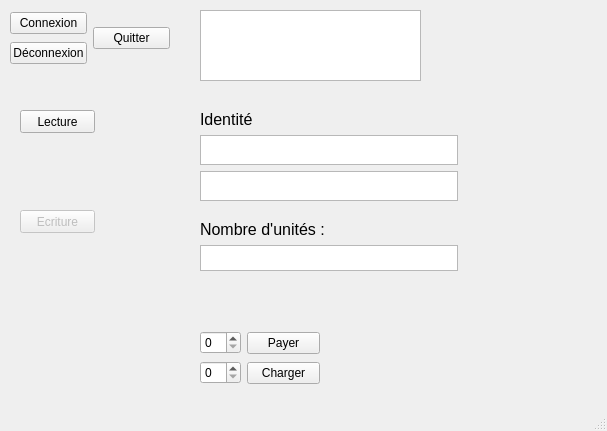
The window that TP_Com_Odalid/mainwindow.ui (Corentin-Fauchart/TP-ComSansFil) describes before a commit, drawn with Qt 5.
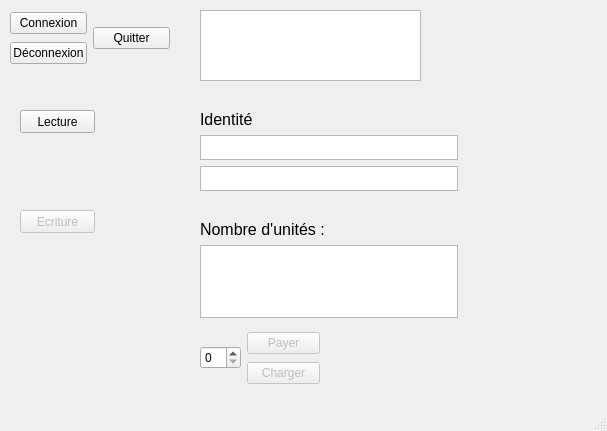
The same window after the commit.

```diff
--- a/TP_Com_Odalid/mainwindow.ui
+++ b/TP_Com_Odalid/mainwindow.ui
@@ -56,13 +56,13 @@
      <string>Lecture</string>
     </property>
    </widget>
-   <widget class="QWidget" name="">
+   <widget class="QWidget" name="layoutWidget">
     <property name="geometry">
      <rect>
       <x>200</x>
       <y>110</y>
       <width>258</width>
-      <height>91</height>
+      <height>81</height>
      </rect>
     </property>
     <layout class="QVBoxLayout" name="verticalLayout">
@@ -86,7 +86,7 @@
      </item>
     </layout>
    </widget>
-   <widget class="QWidget" name="">
+   <widget class="QWidget" name="layoutWidget">
     <property name="geometry">
      <rect>
       <x>10</x>
@@ -123,13 +123,13 @@
      </item>
     </layout>
    </widget>
-   <widget class="QWidget" name="">
+   <widget class="QWidget" name="layoutWidget">
     <property name="geometry">
      <rect>
       <x>200</x>
       <y>220</y>
       <width>258</width>
-      <height>51</height>
+      <height>98</height>
      </rect>
     </property>
     <layout class="QVBoxLayout" name="verticalLayout_3">
@@ -154,7 +154,7 @@
      </item>
     </layout>
    </widget>
-   <widget class="QWidget" name="">
+   <widget class="QWidget" name="layoutWidget">
     <property name="geometry">
      <rect>
       <x>200</x>
@@ -167,10 +167,7 @@
      <item>
       <layout class="QVBoxLayout" name="verticalLayout_4">
        <item>
-        <widget class="QSpinBox" name="spinBox_decremente"/>
-       </item>
-       <item>
-        <widget class="QSpinBox" name="spinBox_incremente"/>
+        <widget class="QSpinBox" name="spinBox_selectValue"/>
        </item>
       </layout>
      </item>
@@ -178,13 +175,19 @@
       <layout class="QVBoxLayout" name="verticalLayout_5">
        <item>
         <widget class="QPushButton" name="pushButton_Payer">
+         <property name="enabled">
+          <bool>false</bool>
+         </property>
          <property name="text">
           <string>Payer</string>
          </property>
         </widget>
        </item>
        <item>
-        <widget class="QPushButton" name="pushButton_Payer_2">
+        <widget class="QPushButton" name="pushButton_Charger">
+         <property name="enabled">
+          <bool>false</bool>
+         </property>
          <property name="text">
           <string>Charger</string>
          </property>
```
